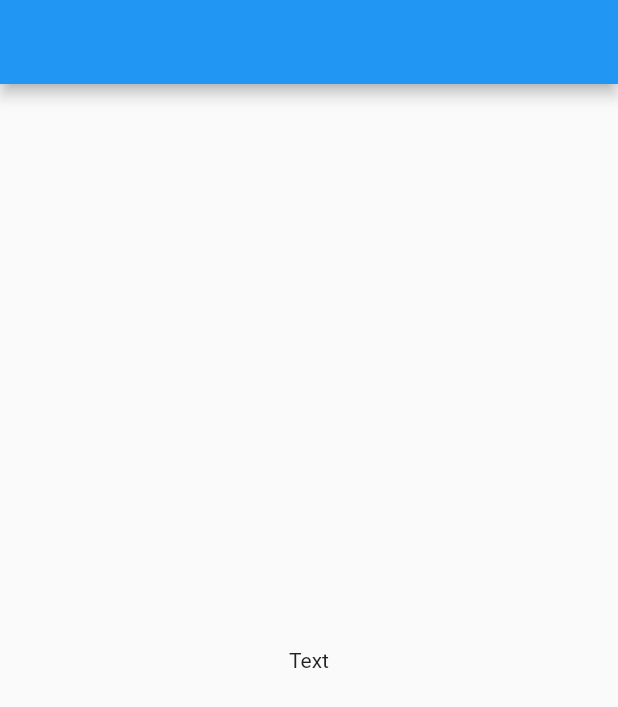
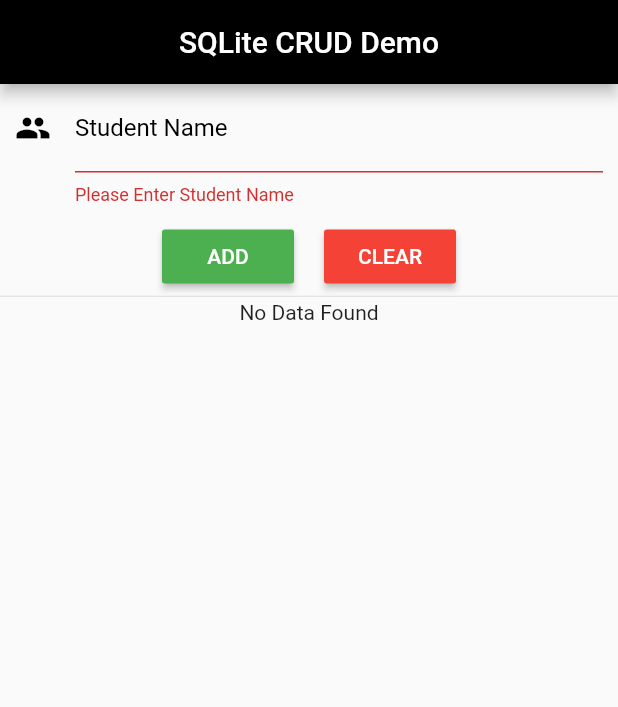
Before and after one commit to sergeykondr/flutter_exercise, a Flutter app: the screen it shows after launch, on a phone screen of 412 x 824 dp. Shown: the top 707 px of the screen. Run offline on Flutter 3.47's test engine with Material 2 defaults, Android fonts, the phone set to English and light mode, and no system bars; our stand-ins replace sqflite; accounts and stored records are empty; generated files the repository leaves out were written again; statements that could not run were skipped.

Commit message:
- TextFormField (validator, onSaved, controller, decoration) -SingleChildScrollView, DataRow (DataCell)

```diff
--- a/sqlite_example/lib/db/database.dart
+++ b/sqlite_example/lib/db/database.dart
@@ -29,15 +29,16 @@ class DBProvider {
   }
 
   void _createDB(Database db, int version) async {
-      await db.execute(
-        'CREATE TABLE $studentsTable($columnId INTERGER PRIMARY KEY AUTOINCREMENT, $columnName TEXT)',
-      );
+    await db.execute(
+      'CREATE TABLE $studentsTable($columnId INTERGER PRIMARY KEY AUTOINCREMENT, $columnName TEXT)',
+    );
   }
 
   //READ
-  Future <List<Student>> getStudents() async {
+  Future<List<Student>> getStudents() async {
     Database db = await this.database;
-    final List<Map<String, dynamic>> studentsMapList = await db.query(studentsTable);
+    final List<Map<String, dynamic>> studentsMapList =
+        await db.query(studentsTable);
     final List<Student> studentsList = [];
     studentsMapList.forEach((studentMap) {
       studentsList.add(Student.fromMap(studentMap));
@@ -49,12 +50,25 @@ class DBProvider {
   //INSERT
   Future<Student> insertStudent(Student student) async {
     Database db = await this.database;
-    student.id = await db.insert(this.studentsTable, student.toMap());
+    student.id =
+        await db.insert(this.studentsTable, student.toMap()); //????????????
     return student;
   }
 
   //UPDATE
+  Future<int> updateStudent(Student student) async {
+    Database db = await this.database;
+    return await db.update(
+      this.studentsTable,
+      student.toMap(),
+      where: '$columnId = ?',
+      whereArgs: [student.id],
+    );
+  }
 
-
+  Future<int> deleteStudent(int id) async {
+    Database db = await this.database;
+    return await db.delete(this.studentsTable, where: '$columnId = ?', whereArgs: [id]);
+  }
 
 }
--- a/sqlite_example/lib/main.dart
+++ b/sqlite_example/lib/main.dart
@@ -1,4 +1,7 @@
 import 'package:flutter/material.dart';
+import 'package:sqlite_example/db/database.dart';
+import 'model/student.dart';
+
 
 void main() {
   runApp(MyApp());
@@ -23,24 +26,190 @@ class MyHomePage extends StatefulWidget {
 class _MyHomePageState extends State<MyHomePage> {
   final GlobalKey<FormState> _formStateKey = GlobalKey<FormState>();
   final _studentNameController = TextEditingController();
+  Future <List<Student>>_studentsList;
+  String _studentName;
+  bool isUpdate = false;
+  int studentIdForUpdate;
+
+  @override
+  void initState() {
+    updateStudentList();
+    super.initState();
+  }
+
+updateStudentList() {
+  setState(() {
+    _studentsList = DBProvider.db.getStudents();
+  });
+
+}
 
  @override
   Widget build(BuildContext context) {
-
     return Scaffold(
       appBar: AppBar(
+        title: Text('SQLite CRUD Demo'),
+        centerTitle: true,
+        backgroundColor: Colors.black,
       ),
-      body: Center(
+      body: Column(
+        children: <Widget>[
+          Form(
+            key: _formStateKey,
+            autovalidate: true,
             child: Column(
+              children: <Widget>[
+                Padding(
+                  padding: EdgeInsets.only(left: 10, right: 10, bottom: 10),
+                  child: TextFormField(
+                    validator: (value) {
+                      if (value.isEmpty) {
+                        return 'Please Enter Student Name';
+                      }
+                      if (value.trim() == "")
+                        return "Only Space is Not Valid!!!";
+                      return null;
+                    },
+                    onSaved: (value) {
+                      _studentName = value;
+                    },
+                    controller: _studentNameController,
+                    decoration: InputDecoration(
+                      focusedBorder: new UnderlineInputBorder(
+                        borderSide: new BorderSide(
+                            color: Colors.greenAccent,
+                            width: 2,
+                            style: BorderStyle.solid),
+                      ),
+                      labelText: "Student Name",
+                      icon: Icon(
+                        Icons.people,
+                        color: Colors.black,
+                      ),
+                      fillColor: Colors.white,
+                      labelStyle: TextStyle(
+                        color: Colors.black,
+                      ),
+                    ),
+                  ),
+                ),
+              ],
+            ),
+          ),
+          Row(
             mainAxisAlignment: MainAxisAlignment.center,
             children: <Widget>[
-            Text(
-              'Text',
+              RaisedButton(
+                color: Colors.green,
+                child: Text(
+                  (isUpdate ? 'UPDATE' : 'ADD'),
+                  style: TextStyle(color: Colors.white),
                 ),
+                onPressed: () {
+                  if(isUpdate) {
+                    if(_formStateKey.currentState.validate()) {
+                      _formStateKey.currentState.save();
+                      DBProvider.db.updateStudent(Student(studentIdForUpdate, _studentName))
+                      .then((data) {
+                        setState(() {
+                          isUpdate = false;
+                        });
+                      });
+                    }
+                } else {
+                      //добавление нового
+                      if(_formStateKey.currentState.validate()) {
+                        _formStateKey.currentState.save();
+                        DBProvider.db.insertStudent(Student(null, _studentName));
+                      }
+                    }
+                    _studentNameController.text = '';
+                    updateStudentList();
+                  },
+              ),
+              Padding(
+                padding: EdgeInsets.all(10),
+              ),
+              RaisedButton(
+                color: Colors.red,
+                child: Text(
+                  (isUpdate ? 'CANCEL UPDATE' : 'CLEAR'),
+                  style: TextStyle(color: Colors.white),
+                ),
+                onPressed: () {
+                  _studentNameController.text = '';
+                  setState(() {
+                    isUpdate = false;
+                    studentIdForUpdate = null;
+                  });
+                },
+              ),
+            ],
+          ),
+          const Divider(
+            height: 5.0,
+          ),
+          Expanded(
+            child: FutureBuilder(
+              future: _studentsList,
+              builder: (context, snapshot) {
+                if(snapshot.hasData) {
+                  return generateList(snapshot.data);
+                }
+                if(snapshot.data == null || snapshot.data.length == 0) {
+                  return Text('No Data Found');
+                }
+                return CircularProgressIndicator();
+              },
+            ),
+          ),
+        ],
+      ),
+    );
+  }
 
+  SingleChildScrollView generateList(List<Student> students) {
+  return SingleChildScrollView(
+    scrollDirection: Axis.vertical,
+    child: SizedBox(
+      width: MediaQuery.of(context).size.width,
+      child: DataTable(
+        columns: [
+          DataColumn(
+            label: Text('NAME'),
+          ),
+          DataColumn(
+            label: Text('DELETE'),
+          ),
         ],
+        rows: students.map(
+          (student) => DataRow(
+            cells: [
+              DataCell(
+                Text(student.name),
+                onTap: () {
+                  setState(() {
+                    isUpdate = true;
+                    studentIdForUpdate = student.id;
+                  });
+                  _studentNameController.text = student.name;
+                }
+              ),
+              DataCell(
+                IconButton(
+                  icon: Icon(Icons.delete),
+                  onPressed: () {
+                    DBProvider.db.deleteStudent(student.id);
+                    updateStudentList();
+                  },
+                ),
+              ),
+            ]
+          ),
+        ).toList(),
       ),
     ),
   );
 }
+
 }
--- a/sqlite_example/lib/model/student.dart
+++ b/sqlite_example/lib/model/student.dart
@@ -1,4 +1,4 @@
-class Student {
+class Student   {
   int id;
   String name;
 
```
Lines whose indentation alone changed are shown as unchanged.
